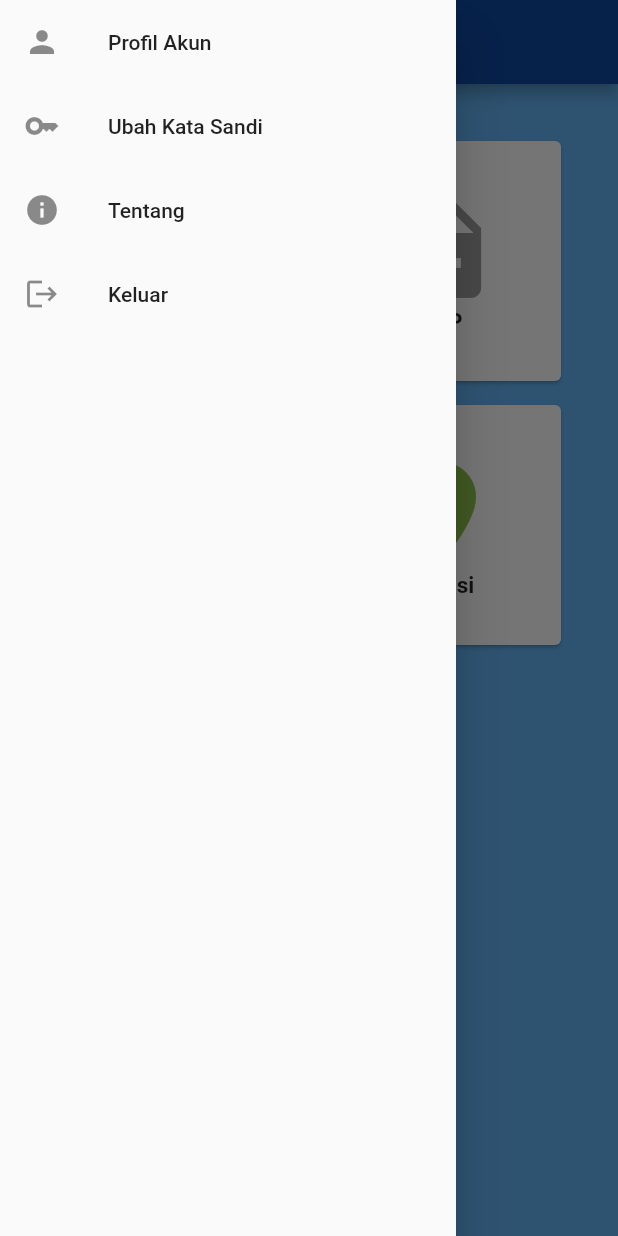
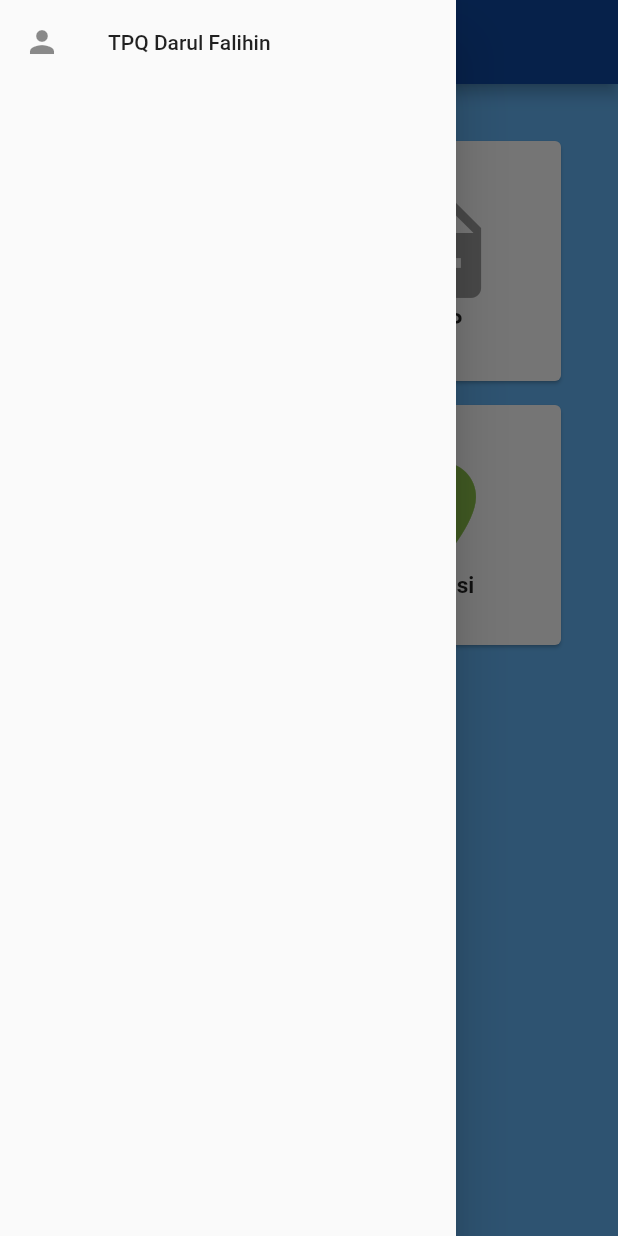
Before and after one commit to AchmadSyahh226/MyTPQ_Mobile, a Flutter app: the screen it shows after launch, with the side drawer open, on a phone screen of 412 x 824 dp. Run offline on Flutter 3.47's test engine with Material 2 defaults, Android fonts, the phone set to English and light mode, and no system bars.

Commit message:
Menghapus 3 ListTile

```diff
--- a/lib/main.dart
+++ b/lib/main.dart
@@ -25,19 +25,7 @@ class _MyTPQState extends State<MyTPQ> {
           children: const <Widget>[
             ListTile(
               leading: Icon(Icons.person),
-              title: Text("Profil Akun"),
-            ),
-            ListTile(
-              leading: Icon(Icons.key),
-              title: Text("Ubah Kata Sandi"),
-            ),
-            ListTile(
-              leading: Icon(Icons.info),
-              title: Text("Tentang"),
-            ),
-            ListTile(
-              leading: Icon(Icons.logout),
-              title: Text("Keluar"),
+              title: Text("TPQ Darul Falihin"),
             ),
           ],
         ),
```
